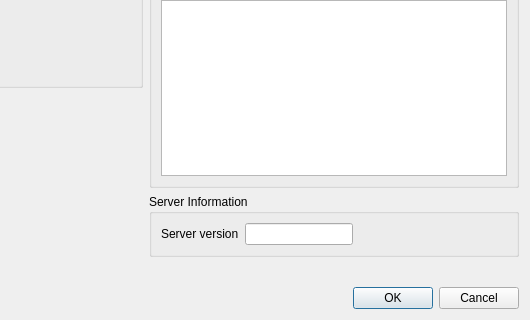
Old version of the form Client/qtTeamTalk/serverproperties.ui in the repository BearWare/TeamTalk5; both pictures show x 221 to 751 and y 354 to 674 of the 751 by 674 pixel window.
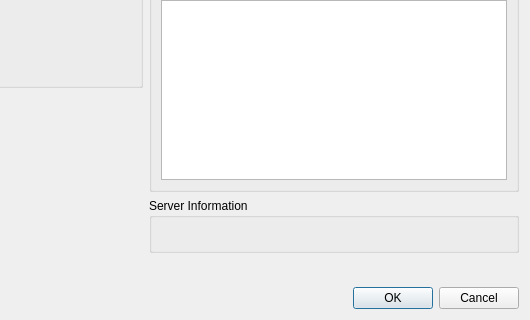
New version of the form. Custom widgets are drawn as their Qt base class.

Commit message: Change server version to QLabel in "Server Properties" dialog

```diff
--- a/Client/qtTeamTalk/serverproperties.ui
+++ b/Client/qtTeamTalk/serverproperties.ui
@@ -495,23 +495,10 @@
         <item row="0" column="0">
          <widget class="QLabel" name="label_8">
           <property name="text">
-           <string>Server version</string>
+           <string/>
           </property>
-          <property name="buddy">
-           <cstring>serverversionEdit</cstring>
-          </property>
-         </widget>
-        </item>
-        <item row="0" column="1">
-         <widget class="QLineEdit" name="serverversionEdit">
-          <property name="sizePolicy">
-           <sizepolicy hsizetype="Fixed" vsizetype="Fixed">
-            <horstretch>0</horstretch>
-            <verstretch>0</verstretch>
-           </sizepolicy>
-          </property>
-          <property name="readOnly">
-           <bool>true</bool>
+          <property name="focusPolicy">
+           <enum>Qt::StrongFocus</enum>
           </property>
          </widget>
         </item>
```
Left out of the diff: 2 changed lines with no effect on the pictures. The commit also changes 1 other file.
